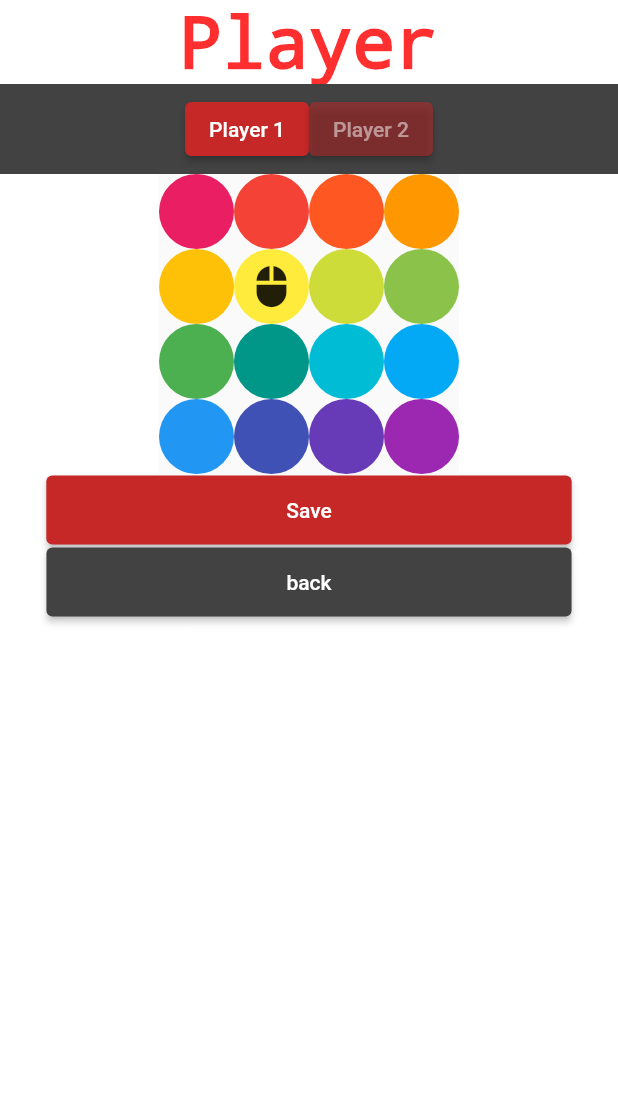
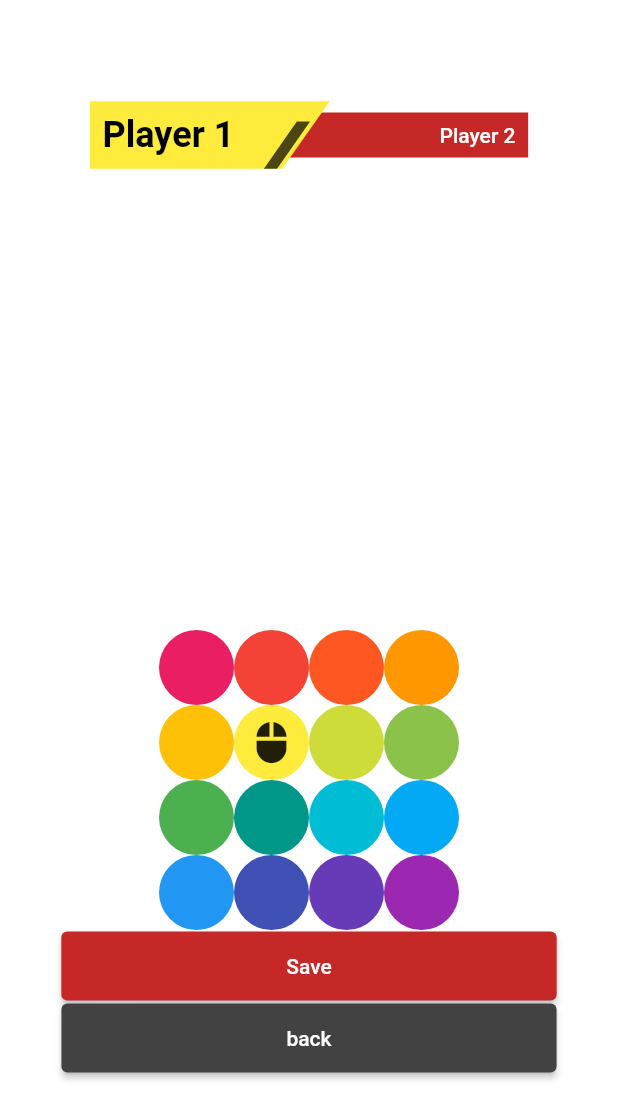
Before and after one commit to RaulitoEC/connectFourFlutter, a Flutter app: the screen it shows after launch, after a tap on "Settings", on a phone screen of 412 x 824 dp. Shown: the top 1119 px of the screen. Run offline on Flutter 3.47's test engine with Material 2 defaults, Android fonts, the phone set to English and light mode, and no system bars.

Commit message:
Settings screen basic look update

```diff
--- a/lib/components/Chips.dart
+++ b/lib/components/Chips.dart
@@ -42,6 +42,7 @@ class SelectableChip extends StatelessWidget {
   @override
   Widget build(BuildContext context) {
     return Material(
+      color: Colors.white.withOpacity(0),
       child: InkWell(
         child: ColorChip.composed(
           color,
--- a/lib/screens/settings/ColorChartPicker.dart
+++ b/lib/screens/settings/ColorChartPicker.dart
@@ -48,7 +48,6 @@ class _ColorChartPicker extends State<ColorChartPicker> {
       rows.add(
         Row(
           mainAxisAlignment: MainAxisAlignment.center, // Center Row contents horizontally,
-          // crossAxisAlignment: CrossAxisAlignment.stretch,
           children: rowItems.toList()
         )
       );
@@ -67,7 +66,7 @@ class _ColorChartPicker extends State<ColorChartPicker> {
           child: Text("Save", style: TextStyle(color: Colors.white)),
           style: ButtonStyle(
             backgroundColor: MaterialStateProperty.all<Color>(Colors.red[800]),
-            padding: MaterialStateProperty.all<EdgeInsetsGeometry>(EdgeInsets.fromLTRB(160, 15, 160, 15))
+            padding: MaterialStateProperty.all<EdgeInsetsGeometry>(EdgeInsets.fromLTRB(150, 15, 150, 15))
           ),
         ),
       ],
--- /dev/null
+++ b/lib/screens/settings/PlayerPicker.dart
@@ -0,0 +1,89 @@
+import 'dart:math';
+import 'package:flutter/material.dart';
+
+class PlayerPicker extends CustomPainter {
+  int a;
+  int b;
+  int currentPlayer; // p1 = 1, p2 = 2
+
+  PlayerPicker(this.a, this.b, this.currentPlayer);
+
+  @override
+  paint(Canvas canvas, Size size) {
+    double overhangTip = (0.75 * a)/(tan(45));
+
+    if (currentPlayer == 1) {
+      double left = (size.width / 2) - (b - overhangTip);
+      double top = (size.height / 2) - (0.75 * a);
+      double right = (size.width / 2) + overhangTip;
+      double bottom = (size.height / 2) + (0.75 * a);
+
+      double left2 = (size.width / 2) - overhangTip;
+      double top2 = (size.height / 2) - (0.75 * 20);
+      double right2 = (size.width / 2) + (b - overhangTip);
+      double bottom2 = (size.height / 2) + (0.75 * 20);
+
+      final shapeBounds = Rect.fromLTRB(left, bottom, right, top);
+      final backgroundPaint = Paint()..color = Colors.yellow[500];
+      final shadowPaint2 = Paint()..color = Colors.black.withOpacity(0.7);
+
+      final backgroundShape = Path()
+        ..moveTo(shapeBounds.left, shapeBounds.bottom) // topleft corner
+        ..lineTo(shapeBounds.bottomLeft.dx, shapeBounds.topLeft.dy)
+        ..lineTo(shapeBounds.topRight.dx * 0.8555, shapeBounds.topRight.dy)
+        ..lineTo(shapeBounds.bottomRight.dx, shapeBounds.bottomRight.dy)
+        ..close();
+
+      final shadowShape2 = Path()
+        ..moveTo(shapeBounds.topRight.dx * 0.80, shapeBounds.topRight.dy)
+        ..lineTo(shapeBounds.topRight.dx * 0.84, shapeBounds.topRight.dy)
+        ..lineTo(shapeBounds.bottomRight.dx * 0.94, shapeBounds.topRight.dy * 0.4)
+        ..lineTo(shapeBounds.bottomRight.dx * 0.90, shapeBounds.topRight.dy * 0.4)
+        ..close();
+
+      canvas.drawRect(Rect.fromLTRB(left2, bottom2, right2, top2), Paint()..color = Colors.red[800]);
+      canvas.drawPath(backgroundShape, backgroundPaint);
+      canvas.drawPath(shadowShape2, shadowPaint2);
+    } else {
+      double left = (size.width / 2) - (b - overhangTip);
+      double top = (size.height / 2) - (0.75 * 20);
+      double right = (size.width / 2) + overhangTip;
+      double bottom = (size.height / 2) + (0.75 * 20);
+
+      double left2 = (size.width / 2) - overhangTip;
+      double top2 = (size.height / 2) - (0.75 * a);
+      double right2 = (size.width / 2) + (b - overhangTip);
+      double bottom2 = (size.height / 2) + (0.75 * a);
+
+      final shapeBounds = Rect.fromLTRB(left2, bottom2, right2, top2);
+      final backgroundPaint = Paint()..color =  Colors.red[800];
+      final shadowPaint2 = Paint()..color = Colors.white.withOpacity(0.7);
+
+      final backgroundShape = Path()
+        ..moveTo(shapeBounds.left, shapeBounds.top) // bottomleft corner
+        ..lineTo(shapeBounds.topRight.dx, shapeBounds.topLeft.dy)
+        ..lineTo(shapeBounds.bottomRight.dx, shapeBounds.bottomRight.dy)
+        ..lineTo(shapeBounds.bottomLeft.dx * 1.1445, shapeBounds.bottomLeft.dy)
+        ..close();
+
+      final shadowShape2 = Path()
+        ..moveTo(shapeBounds.bottomLeft.dx * 1.17, shapeBounds.bottomLeft.dy)
+        ..lineTo(shapeBounds.bottomLeft.dx * 1.21, shapeBounds.bottomLeft.dy)
+        ..lineTo(shapeBounds.topLeft.dx * 1.11, shapeBounds.topLeft.dy * 0.75)
+        ..lineTo(shapeBounds.topLeft.dx * 1.07, shapeBounds.topLeft.dy * 0.75)
+        ..close();
+
+      canvas.drawRect(Rect.fromLTRB(left, bottom, right, top), Paint()..color = Colors.yellow[500]);
+      canvas.drawPath(backgroundShape, backgroundPaint);
+      canvas.drawPath(shadowShape2, shadowPaint2);
+    }
+    // canvas.drawCircle(Offset(size.width / 2, size.height / 2), 3.0, Paint()..color = Colors.green);
+    // canvas.drawCircle(Offset(size.width / 4, size.height / 2), 3.0, Paint()..color = Colors.green);
+    // canvas.drawCircle(Offset(size.width * 0.75, size.height / 2), 3.0, Paint()..color = Colors.green);
+  }
+
+  @override
+  shouldRepaint(PlayerPicker oldDelegate) {
+    return currentPlayer != oldDelegate.currentPlayer;
+  }
+}
--- a/lib/screens/settings/SettingsScreen.dart
+++ b/lib/screens/settings/SettingsScreen.dart
@@ -4,6 +4,7 @@ import 'package:provider/provider.dart';
 import '../../models/Player.dart';
 import '../start/StartScreen.dart';
 
+import './PlayerPicker.dart';
 import './ColorChartPicker.dart';
 
 class SettingsScreen extends StatefulWidget {
@@ -18,41 +19,43 @@ class _SettingsScreen extends State<SettingsScreen> {
   @override
   Widget build(BuildContext context) {
     return Column(
-      // mainAxisAlignment: MainAxisAlignment.center,
       children: <Widget>[
-        Text('Player', style: TextStyle(decoration: TextDecoration.none)),
         Container(
+          margin: EdgeInsets.fromLTRB(0, 60, 0, 300),
           height: 60,
-          color: Colors.grey[800],
-          child: Column(
-            mainAxisAlignment: MainAxisAlignment.center,
+          child: CustomPaint(
+            size: Size(392.7, 60),
+            painter: PlayerPicker(30, 160, currentPlayer),
+            child: Expanded(
+              child: Row(
+                mainAxisAlignment: MainAxisAlignment.spaceAround,
                 children: <Widget>[
-              Row(
-                mainAxisAlignment: MainAxisAlignment.center,
-                children: <Widget>[
-                  ElevatedButton(
-                    onPressed: () {
-                      setState(() { currentPlayer = 1; });
-                    },
-                    child: Text("Player 1", style: TextStyle(color: Colors.white)),
-                    style: ButtonStyle(
-                      backgroundColor: MaterialStateProperty.all<Color>(Colors.red[800])
+                  TextButton(
+                    child: Text(
+                      "Player 1",
+                      style: currentPlayer == 1
+                        ? TextStyle(color: Colors.black, fontWeight: FontWeight.bold, fontSize: 24)
+                        : TextStyle(color: Colors.black)
                     ),
+                    onPressed: () { setState(() { currentPlayer = 1; }); },
                   ),
-                  ElevatedButton(
-                    onPressed: () {
-                      setState(() { currentPlayer = 2; });
-                    },
-                    child: Text("Player 2", style: TextStyle(color: Colors.white.withOpacity(0.5))),
-                    style: ButtonStyle(
-                      backgroundColor: MaterialStateProperty.all<Color>(Colors.red[800].withOpacity(0.5)),
+                  TextButton(
+                    child: Text(
+                      "Player 2",
+                      style: currentPlayer == 2
+                        ? TextStyle(color: Colors.white, fontWeight: FontWeight.bold, fontSize: 24)
+                        : TextStyle(color: Colors.white)
                     ),
-                  ),
-                ]
+                    onPressed: () { setState(() { currentPlayer = 2; }); },
                   ),
                 ]
               )
+            )
           ),
+        ),
+        Column(
+          mainAxisAlignment: MainAxisAlignment.end,
+          children: <Widget>[
             Builder(
               builder: (context) {
                 return currentPlayer == 1
@@ -73,9 +76,11 @@ class _SettingsScreen extends State<SettingsScreen> {
               child: Text("back", style: TextStyle(color: Colors.white)),
               style: ButtonStyle(
                 backgroundColor: MaterialStateProperty.all<Color>(Colors.grey[800]),
-            padding: MaterialStateProperty.all<EdgeInsetsGeometry>(EdgeInsets.fromLTRB(160, 15, 160, 15))
+                padding: MaterialStateProperty.all<EdgeInsetsGeometry>(EdgeInsets.fromLTRB(150, 15, 150, 15))
               ),
             )
+          ],)
+
       ],
     );
   }
```
Lines whose indentation alone changed are shown as unchanged.
